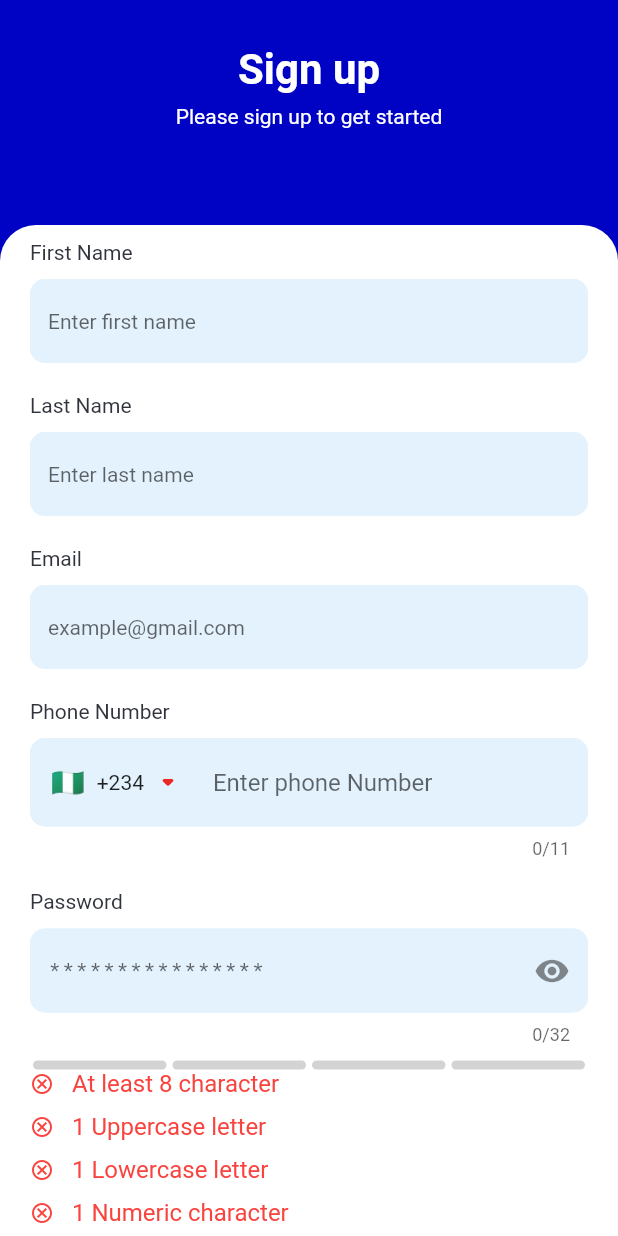
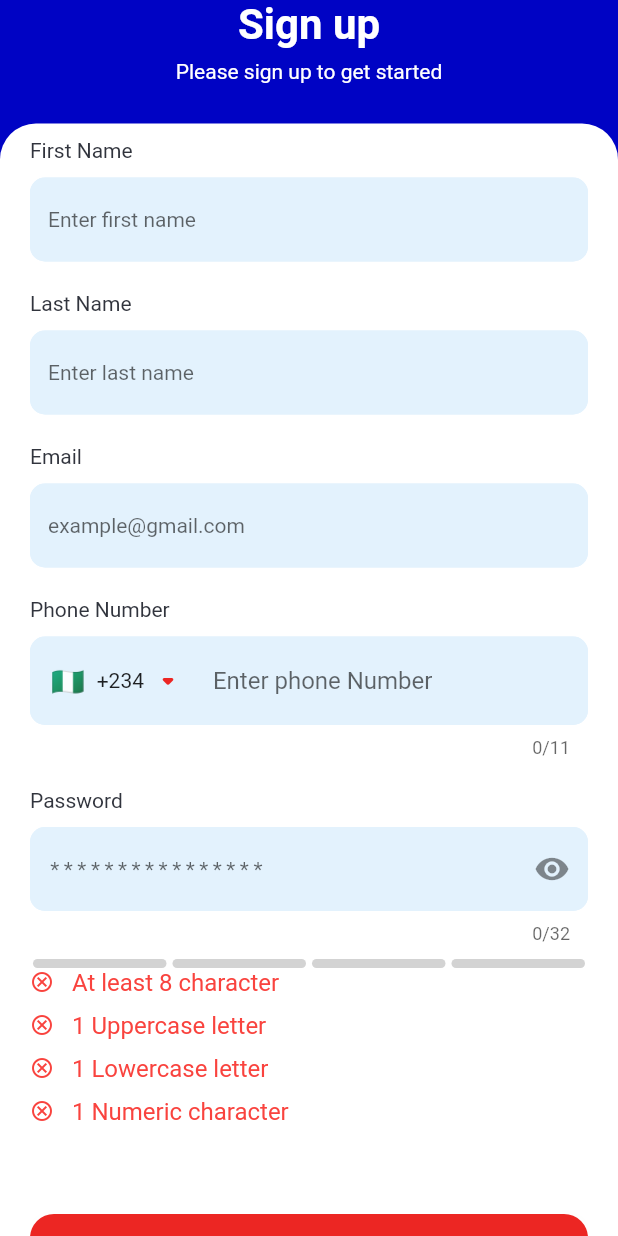
Before and after one commit to bomach-group-company/benji_crm, a Flutter app: the screen it shows after launch, on a phone screen of 412 x 824 dp. Run offline on Flutter 3.47's test engine with Material 2 defaults, Android fonts, the phone set to English and light mode, and no system bars; drawn by our look-alikes of flutter_pw_validator, intl_phone_field; our stand-ins replace firebase_auth, flutter_spinkit, get, google_fonts, hexcolor; accounts and stored records are empty; Roboto replaces fonts that are missing (Sen); project files that could hold a hidden picture were left out.

Commit message:
adjusted the size properties of the first half

```diff
--- a/lib/src/common_widgets/reusable authentication first half.dart
+++ b/lib/src/common_widgets/reusable authentication first half.dart
@@ -2,8 +2,8 @@
 
 import 'package:flutter/material.dart';
 
+import '../../theme/colors.dart';
 import '../providers/constants.dart';
-import '../../theme/colors.dart';
 
 class ReusableAuthenticationFirstHalf extends StatelessWidget {
   final String title;
@@ -22,20 +22,13 @@ class ReusableAuthenticationFirstHalf extends StatelessWidget {
   Widget build(BuildContext context) {
     return Column(
       children: [
-        Padding(
-          padding: const EdgeInsets.only(
-            top: kDefaultPadding / 2,
-            bottom: kDefaultPadding,
-          ),
-          child: Container(
-            width: 88,
-            height: imageContainerHeight,
-            decoration: decoration,
-          ),
+        Container(
+          width: 88,
+          height: imageContainerHeight,
+          decoration: decoration,
         ),
         Container(
           width: MediaQuery.of(context).size.width,
-          height: 100,
           color: kSecondaryColor,
           child: Column(
             children: <Widget>[
```
